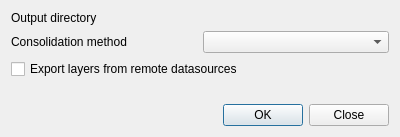
First picture: the form in ui/qconsolidatedialogbase.ui, repository nicogodet/qconsolidate, before the edit.
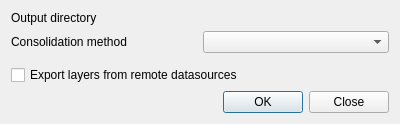
Second picture: the form after the edit. Custom widgets are drawn as their Qt base class.

Commit message: improve main dialog layout

```diff
--- a/ui/qconsolidatedialogbase.ui
+++ b/ui/qconsolidatedialogbase.ui
@@ -7,7 +7,7 @@
     <x>0</x>
     <y>0</y>
     <width>400</width>
-    <height>137</height>
+    <height>120</height>
    </rect>
   </property>
   <property name="windowTitle">
@@ -17,7 +17,7 @@
    <item row="0" column="1">
     <widget class="QgsFileWidget" name="fwOutputDirectory" native="true"/>
    </item>
-   <item row="4" column="0" colspan="2">
+   <item row="5" column="0" colspan="2">
     <widget class="QDialogButtonBox" name="buttonBox">
      <property name="orientation">
       <enum>Qt::Horizontal</enum>
@@ -45,15 +45,15 @@
     </widget>
    </item>
    <item row="3" column="0" colspan="2">
-    <widget class="QStackedWidget" name="stackedWidget"/>
-   </item>
-   <item row="2" column="0" colspan="2">
     <widget class="QCheckBox" name="chkExportRemote">
      <property name="text">
       <string>Export layers from remote datasources</string>
      </property>
     </widget>
    </item>
+   <item row="2" column="0" colspan="2">
+    <widget class="QStackedWidget" name="stackedWidget"/>
+   </item>
   </layout>
  </widget>
  <customwidgets>
```
